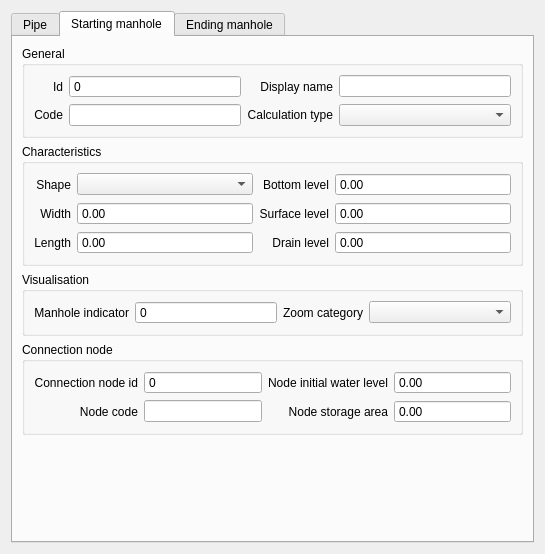
nens/threedi-schematisation-editor, file threedi_model_builder/forms/ui/pipe.ui: the form before one commit.
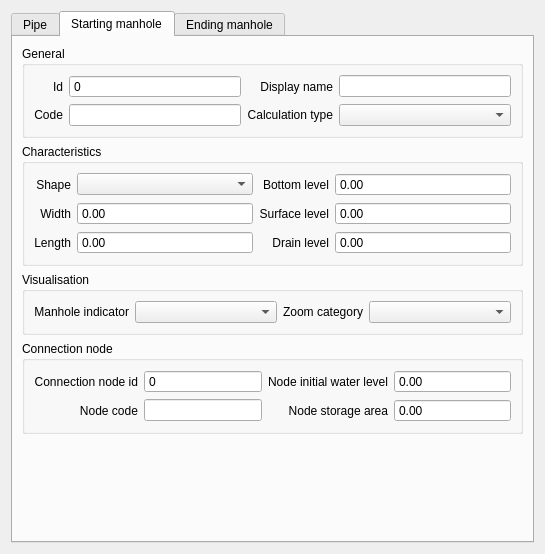
The form after the commit. The open tabs and pages were chosen to show the change. Custom widgets are drawn as their Qt base class.

Patch:
```diff
--- a/threedi_model_builder/forms/ui/pipe.ui
+++ b/threedi_model_builder/forms/ui/pipe.ui
@@ -950,21 +950,15 @@
            </widget>
           </item>
           <item row="0" column="1">
-           <widget class="QgsSpinBox" name="manhole_1_manhole_indicator">
+           <widget class="QComboBox" name="manhole_1_manhole_indicator">
             <property name="sizePolicy">
              <sizepolicy hsizetype="Expanding" vsizetype="Fixed">
               <horstretch>0</horstretch>
               <verstretch>0</verstretch>
              </sizepolicy>
             </property>
-            <property name="buttonSymbols">
-             <enum>QAbstractSpinBox::NoButtons</enum>
-            </property>
-            <property name="maximum">
-             <number>9999999</number>
-            </property>
-            <property name="clearValue" stdset="0">
-             <bool>true</bool>
+            <property name="locale">
+             <locale language="English" country="UnitedStates"/>
             </property>
            </widget>
           </item>
```
Left out of the diff: 12 changed lines with no effect on the pictures.
